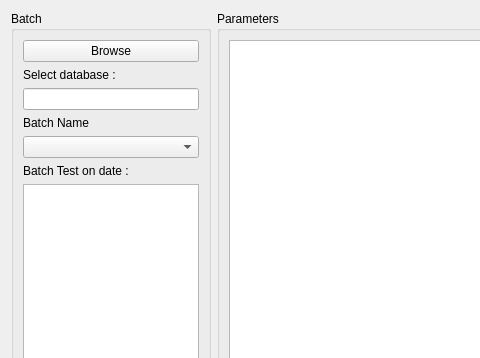
First picture: the form in namalysator/w_selectbatch.ui, repository phungthomas/Namalysator, before the edit; both pictures show x 0 to 480 and y 0 to 358 of the 869 by 786 pixel window.
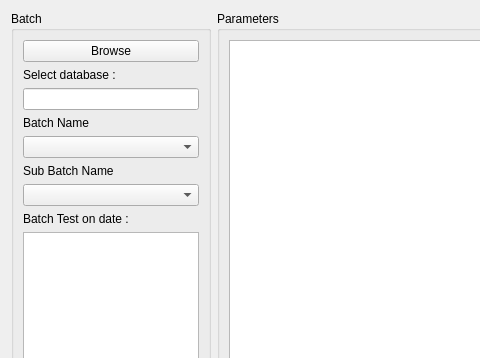
Second picture: the form after the edit.

Commit message: add parameter sub batch

The edit to the form file:
```diff
--- a/namalysator/w_selectbatch.ui
+++ b/namalysator/w_selectbatch.ui
@@ -698,6 +698,16 @@
         </property>
        </widget>
       </item>
+      <item>
+       <widget class="QLabel" name="label_2">
+        <property name="text">
+         <string>Sub Batch Name</string>
+        </property>
+       </widget>
+      </item>
+      <item>
+       <widget class="QComboBox" name="cbSubBatchName"/>
+      </item>
       <item>
        <widget class="QLabel" name="label_9">
         <property name="text">
```
The commit also changes 4 other files.
